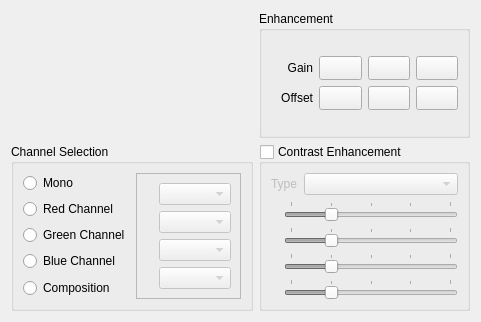
First picture: the form in src/terralib/qt/widgets/se/ui/RasterSymbolizerWidgetForm.ui, repository claudiobogossian/terralib5, before the edit.
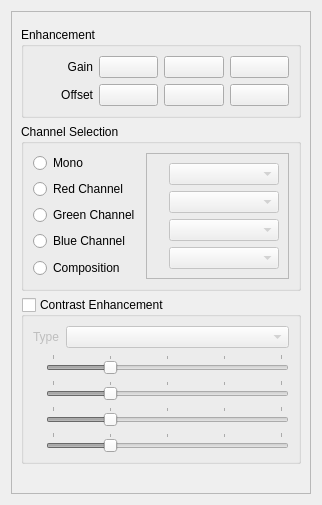
Second picture: the form after the edit. Icons and pictures are not drawn.

What changed in the file:
```diff
--- a/src/terralib/qt/widgets/se/ui/RasterSymbolizerWidgetForm.ui
+++ b/src/terralib/qt/widgets/se/ui/RasterSymbolizerWidgetForm.ui
@@ -6,8 +6,8 @@
    <rect>
     <x>0</x>
     <y>0</y>
-    <width>481</width>
-    <height>322</height>
+    <width>318</width>
+    <height>505</height>
    </rect>
   </property>
   <property name="windowTitle">
@@ -15,18 +15,45 @@
   </property>
   <layout class="QGridLayout" name="m_mainGridLayout">
    <item row="0" column="0">
-    <layout class="QGridLayout" name="m_internalGridLayout">
+    <widget class="QScrollArea" name="scrollArea">
+     <property name="minimumSize">
+      <size>
+       <width>300</width>
+       <height>0</height>
+      </size>
+     </property>
+     <property name="verticalScrollBarPolicy">
+      <enum>Qt::ScrollBarAsNeeded</enum>
+     </property>
+     <property name="horizontalScrollBarPolicy">
+      <enum>Qt::ScrollBarAlwaysOff</enum>
+     </property>
+     <property name="widgetResizable">
+      <bool>true</bool>
+     </property>
+     <widget class="QWidget" name="scrollAreaWidgetContents">
+      <property name="geometry">
+       <rect>
+        <x>0</x>
+        <y>0</y>
+        <width>298</width>
+        <height>485</height>
+       </rect>
+      </property>
+      <layout class="QGridLayout" name="gridLayout_10">
+       <item row="0" column="0">
+        <layout class="QGridLayout" name="gridLayout_9">
      <item row="0" column="0">
       <widget class="QWidget" name="m_opacityWidget" native="true">
        <property name="sizePolicy">
-        <sizepolicy hsizetype="Preferred" vsizetype="Preferred">
+            <sizepolicy hsizetype="Preferred" vsizetype="Fixed">
          <horstretch>0</horstretch>
          <verstretch>0</verstretch>
         </sizepolicy>
        </property>
       </widget>
      </item>
-     <item row="0" column="1">
+         <item row="1" column="0">
       <widget class="QGroupBox" name="m_enhancementGroupBox">
        <property name="title">
         <string>Enhancement</string>
@@ -191,7 +218,7 @@
        </layout>
       </widget>
      </item>
-     <item row="1" column="0">
+         <item row="2" column="0">
       <widget class="QGroupBox" name="m_compositionGroupBox">
        <property name="title">
         <string>Channel Selection</string>
@@ -397,7 +424,7 @@
        </layout>
       </widget>
      </item>
-     <item row="1" column="1">
+         <item row="3" column="0">
       <widget class="QGroupBox" name="m_contrastGroupBox">
        <property name="title">
         <string>Contrast Enhancement</string>
@@ -645,6 +672,23 @@
       </widget>
      </item>
     </layout>
+       </item>
+       <item row="1" column="0">
+        <spacer name="verticalSpacer">
+         <property name="orientation">
+          <enum>Qt::Vertical</enum>
+         </property>
+         <property name="sizeHint" stdset="0">
+          <size>
+           <width>20</width>
+           <height>40</height>
+          </size>
+         </property>
+        </spacer>
+       </item>
+      </layout>
+     </widget>
+    </widget>
    </item>
   </layout>
  </widget>
```
Left out of the diff: 2 changed lines with no effect on the pictures. Lines whose indentation alone changed are shown as unchanged.
